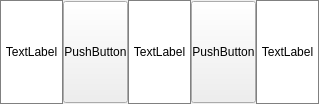
First picture: the form in python/ui/Row.ui, repository nrajpoot1146/Trading, before the edit.
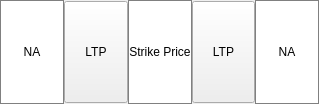
Second picture: the form after the edit.

```diff
--- a/python/ui/Row.ui
+++ b/python/ui/Row.ui
@@ -60,7 +60,7 @@
      <item>
       <widget class="QLabel" name="lCallOIChange">
        <property name="text">
-        <string>TextLabel</string>
+        <string>NA</string>
        </property>
        <property name="alignment">
         <set>Qt::AlignCenter</set>
@@ -70,7 +70,7 @@
      <item>
       <widget class="QPushButton" name="pbCall">
        <property name="text">
-        <string>PushButton</string>
+        <string>LTP</string>
        </property>
       </widget>
      </item>
@@ -83,7 +83,7 @@
         </size>
        </property>
        <property name="text">
-        <string>TextLabel</string>
+        <string>Strike Price</string>
        </property>
        <property name="alignment">
         <set>Qt::AlignCenter</set>
@@ -96,14 +96,14 @@
         <string notr="true">height: 100%</string>
        </property>
        <property name="text">
-        <string>PushButton</string>
+        <string>LTP</string>
        </property>
       </widget>
      </item>
      <item>
       <widget class="QLabel" name="lPutOIChange">
        <property name="text">
-        <string>TextLabel</string>
+        <string>NA</string>
        </property>
        <property name="alignment">
         <set>Qt::AlignCenter</set>
```
